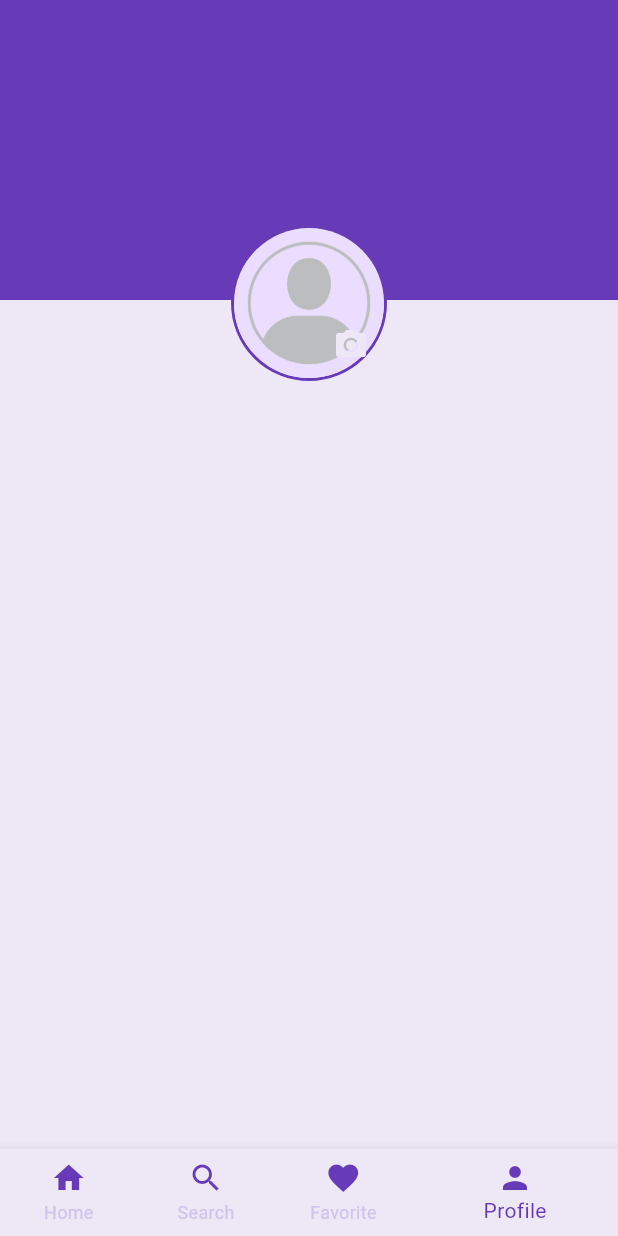
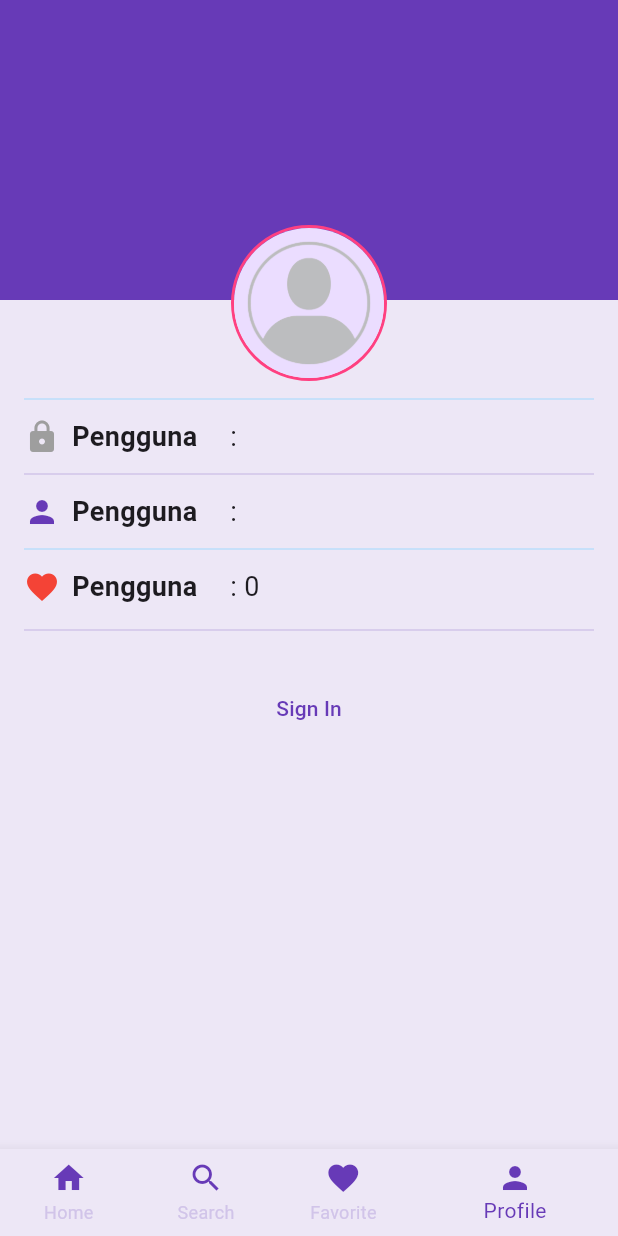
Before and after one commit to EYZIZ/wisata_candi_muhammadaziz, a Flutter app: the screen it shows after launch, item 4 of the bottom bar chosen, on a phone screen of 412 x 824 dp. Run offline on Flutter 3.47's test engine with Material 3 defaults, Android fonts, the phone set to English and light mode, and no system bars; our stand-ins replace cached_network_image, shared_preferences; missing offline and left inert: encrypt.

```diff
--- a/lib/screen/detail_screen.dart
+++ b/lib/screen/detail_screen.dart
@@ -15,7 +15,14 @@ class DetailScreen extends StatefulWidget {
 
 class _DetailScreenState extends State<DetailScreen> {
   bool isFavorite = false;
-  bool isSignedIn = false;
+  bool isSignedIn = false; // Menyimpan status sign in
+
+  @override
+  void initState() {
+    super.initState();
+    _checkSignInStatus(); //Memeriksa status sign in saat layar dimuat
+    _loadFavoriteStatus(); // Memeriksa status favorit saat layar dimuat
+  }
 
   // Memeriksa status sign in
   void _checkSignInStatus() async {
@@ -26,6 +33,7 @@ class _DetailScreenState extends State<DetailScreen> {
     });
   }
 
+  // Memeriksa status favorit
   void _loadFavoriteStatus() async {
     SharedPreferences prefs = await SharedPreferences.getInstance();
     bool favorite = prefs.getBool('favorite_${widget.candi.name}') ?? false;
@@ -64,7 +72,9 @@ class _DetailScreenState extends State<DetailScreen> {
             Stack(
               children: [
                 // image utama
-                Padding(
+                Hero(
+                  tag: widget.candi.imageAsset,
+                  child: Padding(
                     padding: const EdgeInsets.symmetric(horizontal: 8.0),
                     child: ClipRRect(
                       borderRadius: BorderRadius.circular(20),
@@ -73,6 +83,7 @@ class _DetailScreenState extends State<DetailScreen> {
                         width: double.infinity,
                         height: 300,
                         fit: BoxFit.cover,
+                      ),
                     ),
                   ),
                 ),
--- a/lib/screen/profile_screen.dart
+++ b/lib/screen/profile_screen.dart
@@ -8,20 +8,21 @@ class ProfileScreen extends StatefulWidget {
 }
 
 class _ProfileScreenState extends State<ProfileScreen> {
-  bool isSignedIn = true;
-  String fullName ='';
-  String userName ='';
-  int favoriteCandiCount = 0;
-  late Color iconColor;
+  bool isSignedIn = false;
+  String fullName = '';
+  String userName = '';
+  int FavoriteMovieCount = 0;
 
-  void signIn() {
-    // setState(() {
-    // isSignedIn = true;
-    // userName = 'budi';
-    // fullName = 'Budi Santoso';
-    //favoriteCandiCount = 3;
-    // });
-    Navigator.pushNamed(context, '/signin');
+  void signIn () {
+    setState(() {
+      isSignedIn = !isSignedIn;
+    });
+  }
+
+  void signOut () {
+    setState(() {
+      isSignedIn = !isSignedIn;
+    });
   }
 
   @override
@@ -30,43 +31,104 @@ class _ProfileScreenState extends State<ProfileScreen> {
       body: Stack(
         children: [
           Container(
-            height: 200, width: double.infinity,
-            color: Colors.deepPurple,
+            height: 200, width: double.infinity, color: Colors.deepPurple,
           ),
           Padding(
             padding: const EdgeInsets.symmetric(horizontal: 16),
             child: Column(
               children: [
-                //   TODO 2. Buat bagian ProfileHeader yang berisi gambar profil
                 Align(
                   alignment: Alignment.topCenter,
                   child: Padding(
-                    padding: const EdgeInsets.only(top: 200-50),
+                    padding: const EdgeInsets.only(top: 200 - 50),
                     child: Stack(
                       alignment: Alignment.bottomRight,
                       children: [
                         Container(
                           decoration: BoxDecoration(
-                            border: Border.all(color: Colors.deepPurple, width: 2),
+                            border: Border.all(color: Colors.pinkAccent, width: 2),
                             shape: BoxShape.circle,
                           ),
                           child: CircleAvatar(
                             radius: 50,
-                            backgroundImage:
-                            AssetImage('images/placeholder_image.png'),
+                            backgroundImage: AssetImage('images/placeholder_image.png'),
                           ),
                         ),
                         if(isSignedIn)
                           IconButton(
                             onPressed: (){},
-                            icon: Icon(Icons.camera_alt, color: Colors.deepPurple[50],),
-                          ),
+                            icon: Icon(Icons.camera_alt, color: Colors.blue[50],),),
                       ],
                     ),
-                    //   TODO 3. Buaqt bagian ProfileInfo yang berisi info profile
-                    //   TODO 4. buat ProfileActions yang berisi TextButton sign in/out
                   ),
                 ),
+                SizedBox(height: 4),
+                Divider(color: Colors.blue[100]),
+                SizedBox(height: 4),
+                Row(
+                  children: [
+                    SizedBox(width: MediaQuery.of(context).size.width / 3,
+                      child: Row(
+                        children: [
+                          Icon(Icons.lock, color: Colors.grey,),
+                          SizedBox(width: 8),
+                          Text('Pengguna', style: TextStyle(
+                            fontSize: 18, fontWeight: FontWeight.bold,
+                          ),),
+                        ],
+                      ),),
+                    Expanded(
+                      child: Text(': $userName', style: TextStyle(
+                        fontSize: 18,),),),
+                  ],
+                ),
+                SizedBox(height: 4),
+                Divider(color: Colors.deepPurple[100]),
+                SizedBox(height: 4),
+                Row(
+                  children: [
+                    SizedBox(width: MediaQuery.of(context).size.width / 3,
+                      child: Row(
+                        children: [
+                          Icon(Icons.person, color: Colors.deepPurple,),
+                          SizedBox(width: 8),
+                          Text('Pengguna', style: TextStyle(
+                            fontSize: 18, fontWeight: FontWeight.bold,
+                          ),),
+                        ],
+                      ),),
+                    Expanded(
+                      child: Text(': $fullName', style: TextStyle(
+                        fontSize: 18,),),),
+                    if(isSignedIn) Icon(Icons.edit),
+                  ],
+                ),
+                SizedBox(height: 4),
+                Divider(color: Colors.blue[100]),
+                SizedBox(height: 4),
+                Row(
+                  children: [
+                    SizedBox(width: MediaQuery.of(context).size.width / 3,
+                      child: Row(
+                        children: [
+                          Icon(Icons.favorite, color: Colors.red,),
+                          SizedBox(width: 8),
+                          Text('Pengguna', style: TextStyle(
+                            fontSize: 18, fontWeight: FontWeight.bold,
+                          ),),
+                        ],
+                      ),),
+                    Expanded(
+                      child: Text(': $FavoriteMovieCount', style: TextStyle(
+                        fontSize: 18,),),),
+                  ],
+                ),
+                SizedBox(height: 4),
+                SizedBox(height: 4),
+                Divider(color: Colors.deepPurple[100]),
+                SizedBox(height: 20),
+                isSignedIn ? TextButton(onPressed: signOut, child: Text('Sign Out'))
+                    : TextButton(onPressed: signIn, child: Text('Sign In')),
               ],
             ),
           ),
--- a/lib/widgets/item_card.dart
+++ b/lib/widgets/item_card.dart
@@ -32,12 +32,15 @@ class ItemCard extends StatelessWidget {
             // TODO : 3. Buat Image sebagai anak dari Column
             Expanded(
               // TODO : 7. Implementasi Hero animation
+              child: Hero(
+                tag: candi.imageAsset,
                 child: ClipRRect(
                   borderRadius: BorderRadius.circular(15),
                   child: Image.asset(
                     candi.imageAsset,
                     width: double.infinity,
                     fit: BoxFit.cover,
+                  ),
                 ),
               ),
             ),
```
Also changed, not shown: 5 other files. Lines whose indentation alone changed are shown as unchanged.
